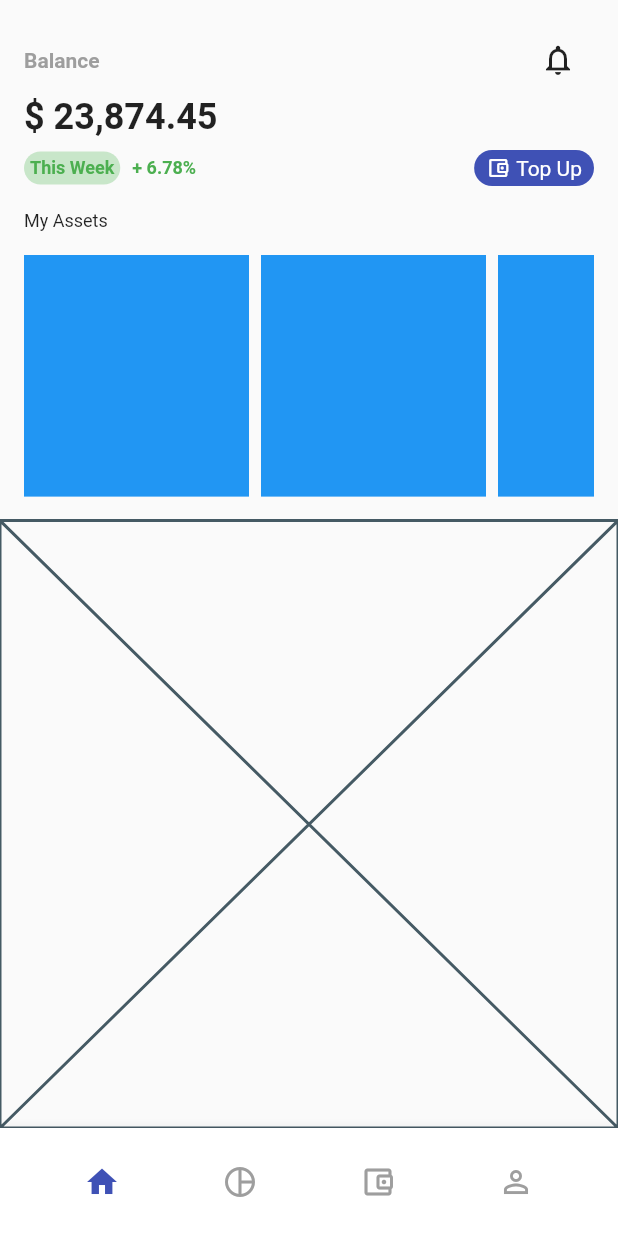
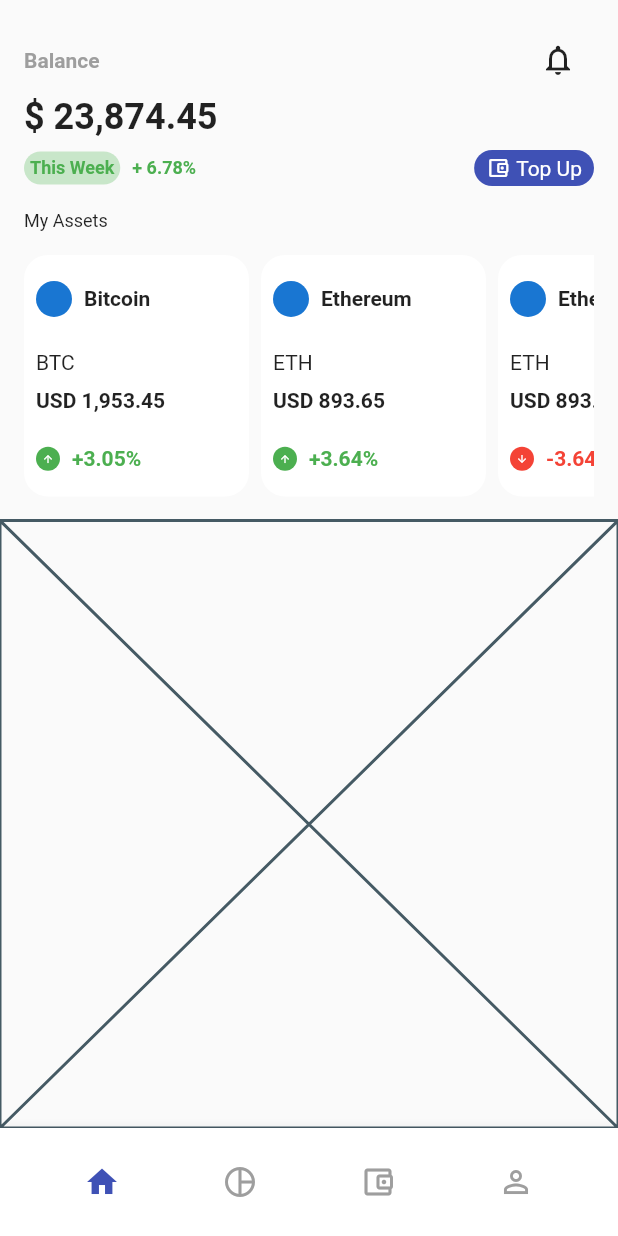
Before and after one commit to QD1221/crypto_app, a Flutter app: the screen it shows after launch, on a phone screen of 412 x 824 dp. Run offline on Flutter 3.47's test engine with Material 2 defaults, Android fonts, the phone set to English and light mode, and no system bars.

Commit message:
3rd commit

```diff
--- /dev/null
+++ b/lib/model/my_assets.dart
@@ -0,0 +1,108 @@
+String kCryptoMyAsset = '''
+{
+  "balance" : "23,874.45",
+  "this_week" : "6.78",
+  "my_assets" : [
+        {
+            "coin" : "Bitcoin",
+            "unit" : "BTC",
+            "price": "1,953.45",
+            "change" : {
+              "up_down" : "up",
+              "rate" : "3.05"
+              }
+        },
+        {
+            "coin" : "Ethereum",
+            "unit" : "ETH",
+            "price": "893.65",
+            "change" : {
+              "up_down" : "up",
+              "rate" : "3.64"
+              }
+        },
+        {
+            "coin" : "Ethereum",
+            "unit" : "ETH",
+            "price": "893.65",
+            "change" : {
+              "up_down" : "down",
+              "rate" : "3.64"
+              }
+        }
+  ]
+}
+''';
+
+class MyAsset {
+  String? balance;
+  String? thisWeek;
+  List<MyAssets>? myAssets;
+
+  MyAsset({this.balance, this.thisWeek, this.myAssets});
+
+  MyAsset.fromJson(Map<String, dynamic> json) {
+    balance = json['balance'];
+    thisWeek = json['this_week'];
+    if (json['my_assets'] != null) {
+      myAssets = [];
+      json['my_assets'].forEach((v) {
+        myAssets?.add(MyAssets.fromJson(v));
+      });
+    }
+  }
+
+  Map<String, dynamic> toJson() {
+    final Map<String, dynamic> data = <String, dynamic>{};
+    data['balance'] = balance;
+    data['this_week'] = thisWeek;
+    if (myAssets != null) {
+      data['my_assets'] = myAssets?.map((v) => v.toJson()).toList();
+    }
+    return data;
+  }
+}
+
+class MyAssets {
+  String? coin;
+  String? unit;
+  String? price;
+  Change? change;
+
+  MyAssets({this.coin, this.unit, this.price, this.change});
+
+  MyAssets.fromJson(Map<String, dynamic> json) {
+    coin = json['coin'];
+    unit = json['unit'];
+    price = json['price'];
+    change = json['change'] != null ? Change.fromJson(json['change']) : null;
+  }
+
+  Map<String, dynamic> toJson() {
+    final Map<String, dynamic> data = <String, dynamic>{};
+    data['coin'] = coin;
+    data['unit'] = unit;
+    data['price'] = price;
+    data['change'] = change?.toJson();
+    return data;
+  }
+}
+
+class Change {
+  String? upDown;
+  String? rate;
+
+  Change({this.upDown, this.rate});
+
+  Change.fromJson(Map<String, dynamic> json) {
+    upDown = json['up_down'];
+    rate = json['rate'];
+  }
+
+  Map<String, dynamic> toJson() {
+    final Map<String, dynamic> data = <String, dynamic>{};
+    data['up_down'] = upDown;
+    data['rate'] = rate;
+    return data;
+  }
+}
--- a/lib/ui/main_page.dart
+++ b/lib/ui/main_page.dart
@@ -1,3 +1,6 @@
+import 'dart:convert';
+
+import 'package:crypto_app/model/my_assets.dart';
 import 'package:flutter/material.dart';
 
 class MainPage extends StatefulWidget {
@@ -9,6 +12,16 @@ class MainPage extends StatefulWidget {
 
 class _MainPageState extends State<MainPage> {
   ValueNotifier<int> _tabIndex = ValueNotifier(0);
+
+  late MyAsset _myAsset;
+
+  @override
+  void initState() {
+    super.initState();
+
+    _myAsset = MyAsset.fromJson(jsonDecode(kCryptoMyAsset));
+  }
+
   @override
   Widget build(BuildContext context) {
     return Scaffold(
@@ -39,9 +52,8 @@ class _MainPageState extends State<MainPage> {
                         ),
                       ],
                     ),
-
                     Text(
-                      '\$ 23,874.45',
+                      '\$ ${_myAsset.balance}',
                       style: TextStyle(
                         fontSize: 24,
                         fontWeight: FontWeight.bold,
@@ -71,7 +83,7 @@ class _MainPageState extends State<MainPage> {
                         Padding(
                           padding: const EdgeInsets.symmetric(horizontal: 8),
                           child: Text(
-                            '+ 6.78% ',
+                            '+ ${_myAsset.thisWeek}% ',
                             style: TextStyle(
                               fontSize: 12,
                               color: Colors.green,
@@ -120,13 +132,89 @@ class _MainPageState extends State<MainPage> {
                     Expanded(
                       child: ListView.builder(
                           scrollDirection: Axis.horizontal,
+                          itemCount: _myAsset.myAssets!.length,
                           itemBuilder: (context, index) {
                             return Padding(
                               padding: const EdgeInsets.only(right: 8),
                               child: Container(
                                 width: 150,
                                 decoration: BoxDecoration(
-                                  color: Colors.blue,
+                                  color: Colors.white,
+                                  borderRadius: BorderRadius.circular(16),
+                                ),
+                                padding: EdgeInsets.all(8),
+                                child: Column(
+                                  crossAxisAlignment: CrossAxisAlignment.start,
+                                  mainAxisAlignment:
+                                      MainAxisAlignment.spaceEvenly,
+                                  children: [
+                                    Row(
+                                      children: [
+                                        CircleAvatar(
+                                          radius: 12,
+                                        ),
+                                        SizedBox(
+                                          width: 8,
+                                        ),
+                                        Text(
+                                          '${_myAsset.myAssets?[index].coin}',
+                                          style: TextStyle(
+                                            fontWeight: FontWeight.bold,
+                                          ),
+                                        ),
+                                      ],
+                                    ),
+                                    SizedBox(height: 4,),
+                                    Text('${_myAsset.myAssets?[index].unit}'),
+                                    Text(
+                                      'USD ${_myAsset.myAssets?[index].price}',
+                                      style: TextStyle(
+                                        fontWeight: FontWeight.bold,
+                                      ),
+                                    ),
+                                    SizedBox(height: 4,),
+                                    Row(
+                                      children: [
+                                        CircleAvatar(
+                                          radius: 8,
+                                          backgroundColor: _myAsset
+                                                      .myAssets?[index]
+                                                      .change
+                                                      ?.upDown ==
+                                                  'up'
+                                              ? Colors.green
+                                              : Colors.red,
+                                          foregroundColor: Colors.white,
+                                          child: _myAsset.myAssets?[index]
+                                                      .change?.upDown ==
+                                                  'up'
+                                              ? Icon(
+                                                  Icons.arrow_upward,
+                                                  size: 8,
+                                                )
+                                              : Icon(
+                                                  Icons.arrow_downward,
+                                                  size: 8,
+                                                ),
+                                        ),
+                                        SizedBox(
+                                          width: 8,
+                                        ),
+                                        Text(
+                                          '${_myAsset.myAssets?[index].change?.upDown == 'up' ? '+' : '-'}'
+                                          '${_myAsset.myAssets?[index].change?.rate}%',
+                                          style: TextStyle(
+                                            color: _myAsset.myAssets?[index]
+                                                        .change?.upDown ==
+                                                    'up'
+                                                ? Colors.green
+                                                : Colors.red,
+                                            fontWeight: FontWeight.bold,
+                                          ),
+                                        ),
+                                      ],
+                                    ),
+                                  ],
                                 ),
                               ),
                             );
```
